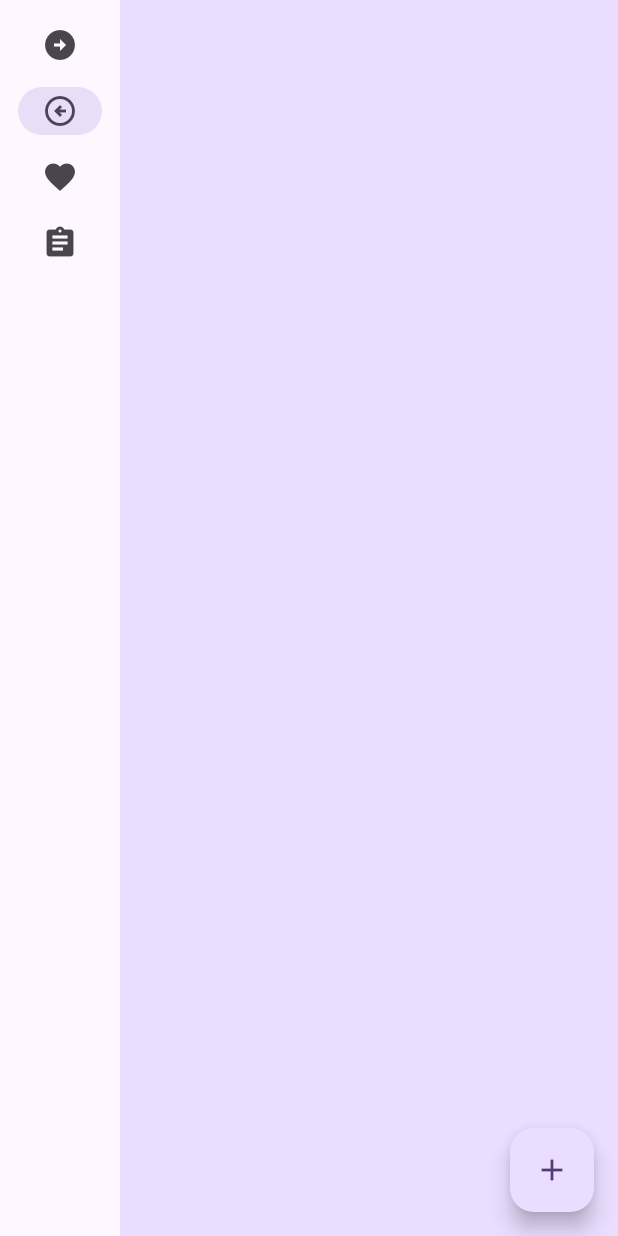
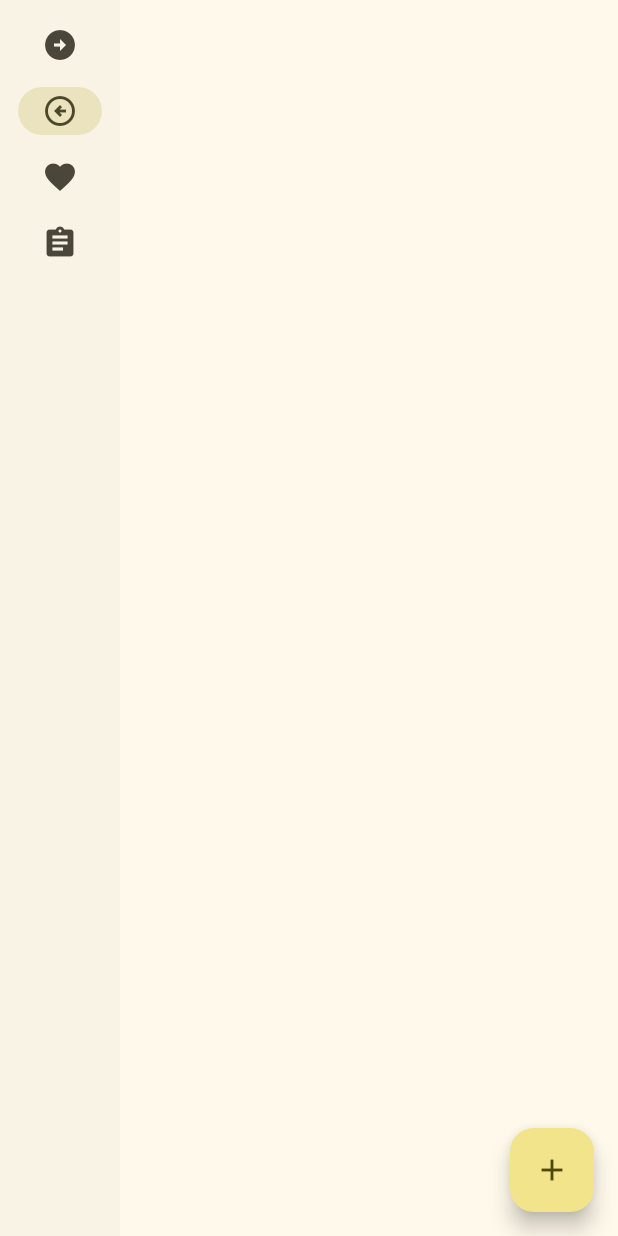
Before and after one commit to kaiott/asvz_flutter, a Flutter app: the screen it shows after launch, after a tap on "Past", on a phone screen of 412 x 824 dp. Run offline on Flutter 3.47's test engine with Material 3 defaults, Android fonts, the phone set to English and light mode, and no system bars; our stand-ins replace hive, hive_flutter; accounts and stored records are empty.

Commit message:
visual changes and unselecting lesson

```diff
--- a/lib/main.dart
+++ b/lib/main.dart
@@ -33,7 +33,7 @@ class MyApp extends StatelessWidget {
     return MaterialApp(
       title: 'ASVZ Auto Signup',
       theme: ThemeData(
-        colorScheme: ColorScheme.fromSeed(seedColor: Colors.deepPurple),
+        colorScheme: ColorScheme.fromSeed(seedColor: Colors.yellow),
       ),
       home: const MyHomePage(),
     );
@@ -103,6 +103,7 @@ class _MyHomePageState extends State<MyHomePage> {
             children: [
               SafeArea(
                 child: NavigationRail(
+                  backgroundColor: Theme.of(context).colorScheme.surfaceContainerLow,
                   extended: constraints.maxWidth >= 600,
                   destinations: [
                     NavigationRailDestination(
@@ -132,7 +133,7 @@ class _MyHomePageState extends State<MyHomePage> {
               ),
               Expanded(
                 child: Container(
-                  color: Theme.of(context).colorScheme.primaryContainer,
+                  color: Theme.of(context).colorScheme.surface,
                   child: page,
                 ),
               ),
--- a/lib/pages/details_view.dart
+++ b/lib/pages/details_view.dart
@@ -33,8 +33,9 @@ class DetailsView extends StatelessWidget {
     if (lesson == null) return SizedBox.shrink();
 
     return Container(
-      width: 320,
-      margin: const EdgeInsets.only(left: 24, right: 12, top: 36),
+      width: 360,
+      padding: const EdgeInsets.only(left: 24, right: 12, top: 36),
+      color: Theme.of(context).colorScheme.secondaryContainer,
       child: Column(
         crossAxisAlignment: CrossAxisAlignment.start,
         mainAxisAlignment: MainAxisAlignment.start,
--- a/lib/pages/schedule_view.dart
+++ b/lib/pages/schedule_view.dart
@@ -17,8 +17,12 @@ abstract class ScheduleView extends StatefulWidget {
 class _ScheduleViewState extends State<ScheduleView> {
   Lesson? selected;
 
-  void _onLessonSelected(Lesson lesson) {
+  void _onLessonSelected(Lesson? lesson) {
+    if (lesson == null) {
+      print("deselected lesson");
+    } else {
       print("selected lesson ${lesson.id}");
+    }
     setState(() {
       selected = lesson;
     });
@@ -27,7 +31,9 @@ class _ScheduleViewState extends State<ScheduleView> {
   @override
   Widget build(BuildContext context) {
     //final LessonProvider lessonProvider = LessonProvider();
-    List<Lesson> lessons = context.watch<LessonProvider>().getFilteredLessons(widget.filter);
+    List<Lesson> lessons = context.watch<LessonProvider>().getFilteredLessons(
+      widget.filter,
+    );
     // final children = [
     //   for (final lesson in lessons) LessonCard(lesson: lesson),
     if (!lessons.contains(selected)) {
@@ -39,13 +45,22 @@ class _ScheduleViewState extends State<ScheduleView> {
         children: [
           Expanded(
             flex: 1,
+            child: GestureDetector(
+              behavior: HitTestBehavior.opaque, // important!
+              onTap: () => _onLessonSelected(null),
               child: Column(
                 mainAxisAlignment: MainAxisAlignment.center,
                 children: [
                   for (final lesson in lessons)
-                  GestureDetector(onTap: () => _onLessonSelected(lesson),
-                  child: LessonCard(lesson: lesson),)
+                    GestureDetector(
+                      onTap: () => _onLessonSelected(lesson),
+                      child: LessonCard(
+                        lesson: lesson,
+                        selected: lesson == selected,
+                      ),
+                    ),
                 ],
+              ),
             ),
           ),
           DetailsView(lesson: selected),
@@ -59,19 +74,22 @@ class UpcomingPage extends ScheduleView {
   const UpcomingPage({super.key});
 
   @override
-  bool Function(Lesson) get filter => (l) => l.managed && !l.isPast();
+  bool Function(Lesson) get filter =>
+      (l) => l.managed && !l.isPast();
 }
 
 class PastPage extends ScheduleView {
   const PastPage({super.key});
 
   @override
-  bool Function(Lesson) get filter => (l) => l.isPast();
+  bool Function(Lesson) get filter =>
+      (l) => l.isPast();
 }
 
 class InterestedPage extends ScheduleView {
   const InterestedPage({super.key});
 
   @override
-  bool Function(Lesson) get filter => (l) => !l.isPast();
+  bool Function(Lesson) get filter =>
+      (l) => !l.isPast();
 }
--- a/lib/widgets/lesson_card.dart
+++ b/lib/widgets/lesson_card.dart
@@ -6,8 +6,9 @@ import 'package:provider/provider.dart';
 
 class LessonCard extends StatelessWidget {
   final Lesson lesson;
+  final bool selected;
 
-  const LessonCard({super.key, required this.lesson});
+  const LessonCard({super.key, required this.lesson, this.selected=false});
 
   void _showContextMenu(BuildContext context, Offset? position) async {
     final lessonProvider = context.read<LessonProvider>();
@@ -53,7 +54,7 @@ class LessonCard extends StatelessWidget {
         _showContextMenu(context, null);
       },
       child: Card(
-        //color: Theme.of(context).colorScheme.secondaryContainer,
+        color: selected ? Theme.of(context).colorScheme.surfaceContainerHigh : null,
         elevation: 4,
         margin: const EdgeInsets.all(12),
         shape: RoundedRectangleBorder(borderRadius: BorderRadius.circular(4)),
```
Lines whose indentation alone changed are shown as unchanged.
